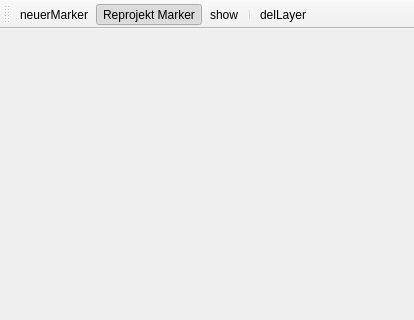
First picture: the form in poitagger/ui/pois.ui, repository dlr-eoc/poitagger, before the edit; both pictures show x 0 to 414 and y 0 to 320 of the 414 by 533 pixel window.
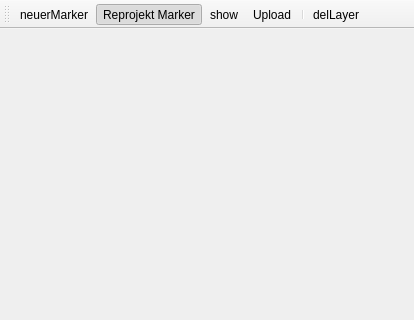
Second picture: the form after the edit. Icons and pictures are not drawn.

```diff
--- a/poitagger/ui/pois.ui
+++ b/poitagger/ui/pois.ui
@@ -39,6 +39,7 @@
    <addaction name="actionNeuerMarker"/>
    <addaction name="actionReproMarker"/>
    <addaction name="actionshow"/>
+   <addaction name="actionUpload"/>
    <addaction name="separator"/>
    <addaction name="actiondelLayer"/>
   </widget>
```
